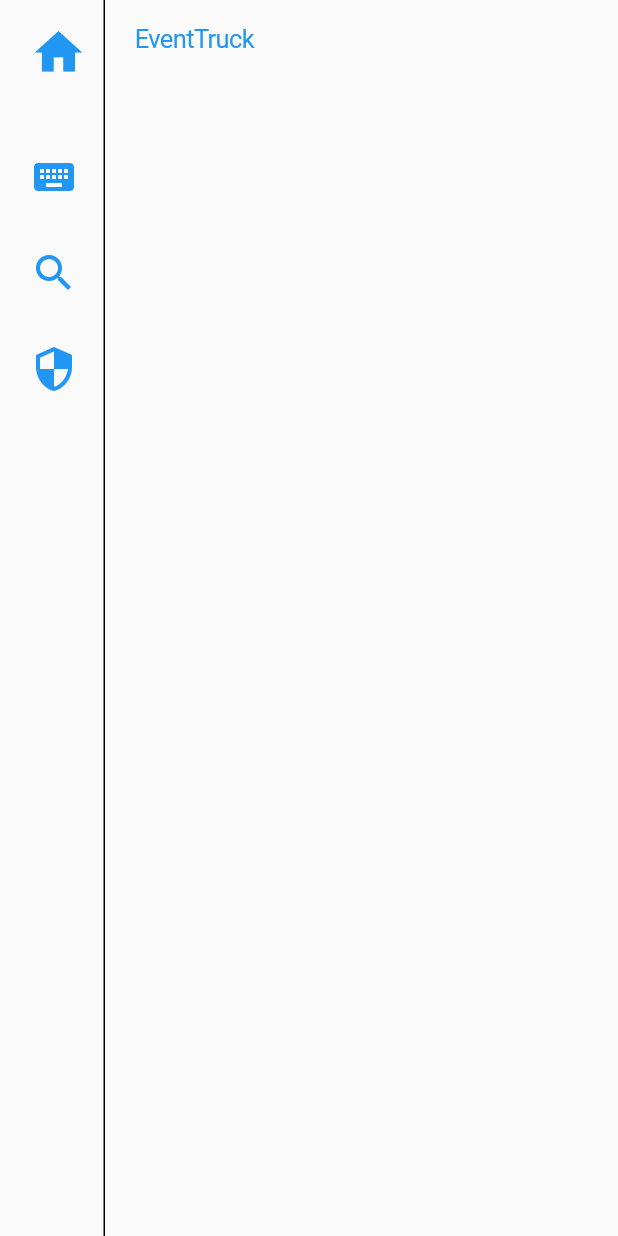
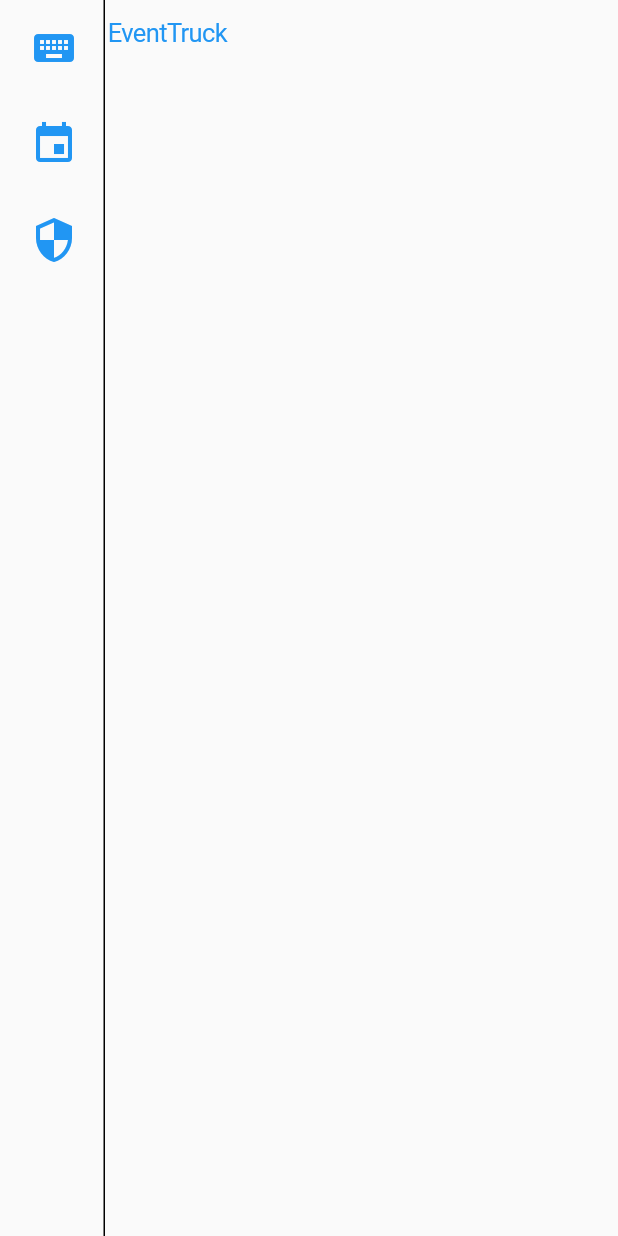
Before and after one commit to isaacselement/flutter_dialog_shower, a Flutter app: the screen it shows after launch, swiped to page 2, on a phone screen of 412 x 824 dp. Run offline on Flutter 3.47's test engine with Material 2 defaults, Android fonts, the light colour scheme and no system bars.

Commit message:
fixed keyboard stick position appearence

```diff
--- a/example/lib/app.dart
+++ b/example/lib/app.dart
@@ -3,7 +3,7 @@
 import 'package:flutter_dialog_shower/core/dialog_shower.dart';
 
 import 'util/logger.dart';
-import 'view/handler/pages_handler.dart';
+import 'view/manager/pages_manager.dart';
 
 class App extends StatelessWidget {
   const App({Key? key}) : super(key: key);
@@ -11,7 +11,7 @@
   // This widget is the root of your application.
   @override
   Widget build(BuildContext context) {
-    PagesHandler.init();
+    PagesManager.init();
 
     return const MaterialApp(
       debugShowCheckedModeBanner: false,
@@ -35,19 +35,20 @@
     DialogShower.init(context);
 
     return Scaffold(
-      body: Row(
+      body: Container(
+        padding: EdgeInsets.only(top: MediaQuery.of(context).padding.top),
+        child: Row(
           children: [
             Container(
+              // padding: EdgeInsets.only(top: MediaQuery.of(context).padding.top),
               width: 70,
               decoration: const BoxDecoration(border: Border(right: BorderSide(width: 1, color: Colors.black))),
               child: Column(
                 children: [
-                CupertinoButton(child: const Icon(Icons.home, size: 38), onPressed: () {}),
                   Expanded(
                     child: SingleChildScrollView(
-                    padding: const EdgeInsets.only(top: 16),
                       child: Column(
-                      children: PagesHandler.getTabs(),
+                        children: PagesManager.getTabs(),
                       ),
                     ),
                   ),
@@ -60,14 +61,15 @@
                   return PageRouteBuilder(pageBuilder: (BuildContext context, Animation<double> animation, Animation secondaryAnimation) {
                     return PageView(
                       physics: const NeverScrollableScrollPhysics(),
-                    controller: PagesHandler.getPageController(),
-                    children: PagesHandler.getPages(),
+                      controller: PagesManager.getPageController(),
+                      children: PagesManager.getPages(),
                     );
                   });
                 },
               ),
             )
           ],
+        ),
       ), // This trailing comma makes auto-formatting nicer for build methods.
     );
   }
--- a/example/lib/view/handler/pages_handler.dart
+++ b/example/lib/view/manager/pages_manager.dart
@@ -6,16 +6,21 @@
 import '../page_of_keyboard.dart';
 import '../page_of_widigets.dart';
 
-class PagesHandler {
+class PagesManager {
   static void init() {
-    Broker.setIfAbsent<PageController>(PageController());
+    if (getPageController() == null) {
+      Broker.setIfAbsent<PageController>(PageController());
+      PageController pageController = getPageController()!;
+      pageController.addListener(() {
+        Logger.d('PagesManager jump to page:  ${pageController.page}');
+      });
+    }
 
-    if (tabsPages.isNotEmpty) {
-      return;
+    if (tabsPages.isEmpty) {
+      addTabPage(true, 'Tab1', const Icon(Icons.keyboard, size: 32), PageOfKeyboard());
+      addTabPage(false, 'Tab2', const Icon(Icons.event, size: 32), PageOfWidgets());
+      addTabPage(false, 'Tab3', const Icon(Icons.security, size: 32), Container(color: Colors.white, alignment: Alignment.center));
     }
-    addTabPage(true, 'Tab1', const Icon(Icons.keyboard, size: 32), PageOfKeyboard());
-    addTabPage(false, 'Tab2', const Icon(Icons.search, size: 32), PageOfWidgets());
-    addTabPage(false, 'Tab3', const Icon(Icons.security, size: 32), Container(color: Colors.white, alignment: Alignment.center));
   }
 
   static PageController? getPageController() {
@@ -33,11 +38,11 @@
       pageBuilder: () {
         return isKeepAlive
             ? KeepAlivePageWidget(builder: (ctx, setState) {
-                Logger.d('PagesHandler >>>>>>>>>>>>> KeepAlivePageWidget rebuild: $name');
+                Logger.d('PagesManager >>>>>>>>>>>>> KeepAlivePageWidget rebuild: $name');
                 return page;
               })
             : StatefulBuilder(builder: (ctx, setState) {
-                Logger.d('PagesHandler >>>>>>>>>>>>> StatefulBuilder rebuild: $name');
+                Logger.d('PagesManager >>>>>>>>>>>>> StatefulBuilder rebuild: $name');
                 return page;
               });
       },
--- a/lib/broker/broker.dart
+++ b/lib/broker/broker.dart
@@ -16,7 +16,7 @@
   static T? get<T>({String? key}) {
     Type t = T;
     String k = key ?? t.toString();
-    return _instances[k] as T;
+    return _instances[k] as T?;
   }
 
   static bool contains<T>({String? key}) {
```
Also changed, not shown: example/lib/view/page_of_keyboard.dart (+69 -31 lines), example/pubspec.lock, pubspec.lock. Lines whose indentation alone changed are shown as unchanged.
